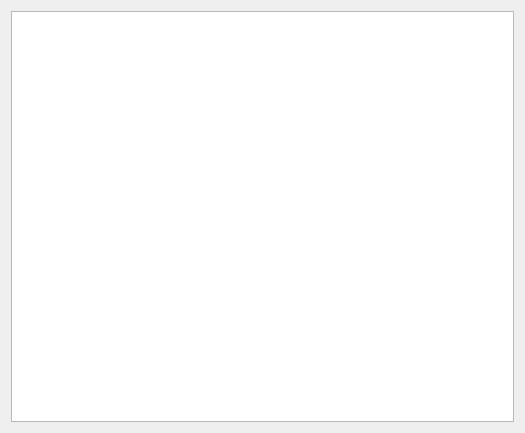
First picture: the form in QQdemo/testform.ui, repository Mine268/chatroom_qt, before the edit.
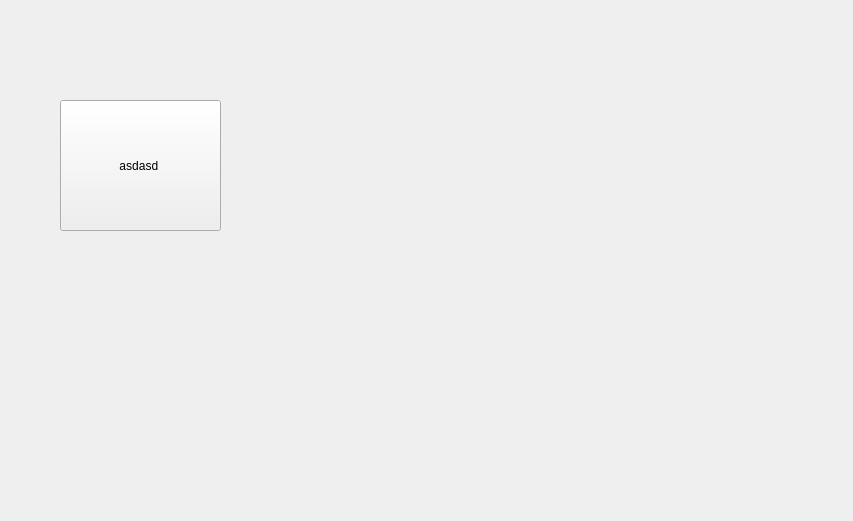
Second picture: the form after the edit.

```diff
--- a/QQdemo/testform.ui
+++ b/QQdemo/testform.ui
@@ -6,27 +6,32 @@
    <rect>
     <x>0</x>
     <y>0</y>
-    <width>525</width>
-    <height>433</height>
+    <width>853</width>
+    <height>521</height>
    </rect>
   </property>
+  <property name="minimumSize">
+   <size>
+    <width>137</width>
+    <height>137</height>
+   </size>
+  </property>
   <property name="windowTitle">
    <string>Form</string>
   </property>
-  <layout class="QVBoxLayout" name="verticalLayout">
-   <item>
-    <widget class="QTreeWidget" name="treeWidget">
-     <attribute name="headerVisible">
-      <bool>false</bool>
-     </attribute>
-     <column>
-      <property name="text">
-       <string>1</string>
-      </property>
-     </column>
-    </widget>
-   </item>
-  </layout>
+  <widget class="QToolButton" name="toolButton">
+   <property name="geometry">
+    <rect>
+     <x>60</x>
+     <y>100</y>
+     <width>161</width>
+     <height>131</height>
+    </rect>
+   </property>
+   <property name="text">
+    <string>asdasd </string>
+   </property>
+  </widget>
  </widget>
  <resources/>
  <connections/>
```
